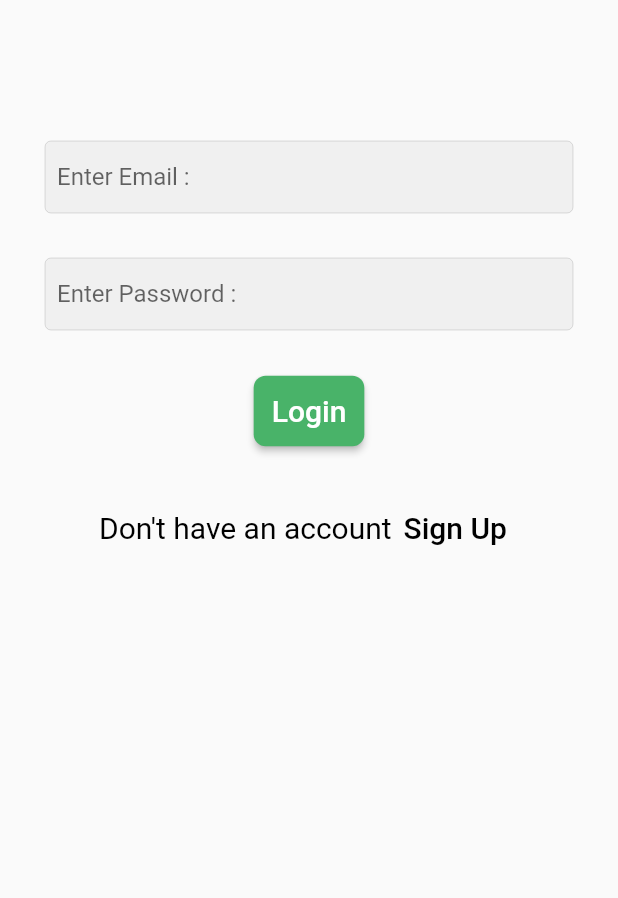
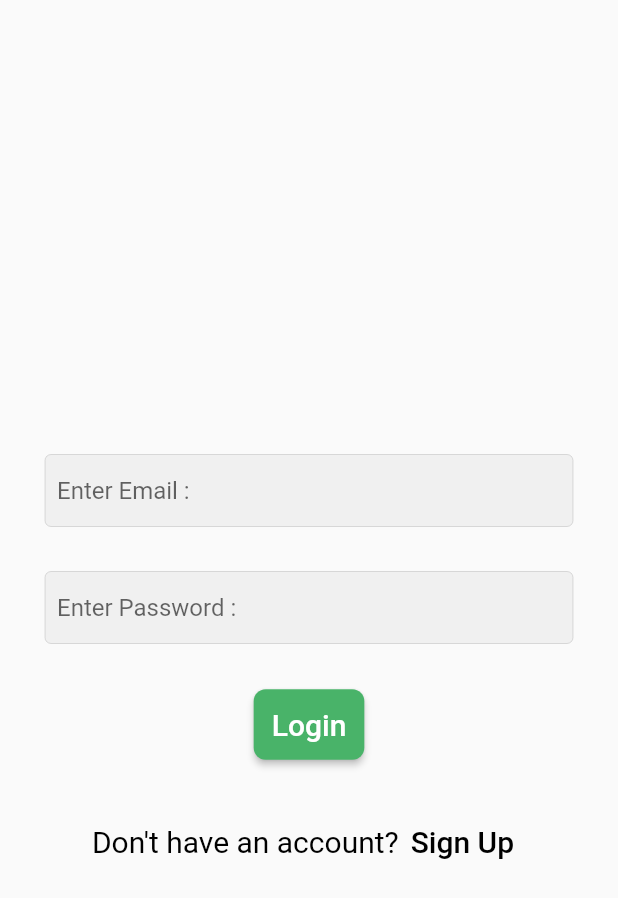
Before and after one commit to Abdallah1Habib/project2_mobile_programming, a Flutter app: the screen it shows after launch, on a phone screen of 412 x 824 dp. Shown: the top 898 px of the screen. Run offline on Flutter 3.47's test engine with Material 2 defaults, Android fonts, the phone set to English and light mode, and no system bars.

Commit message:
centring the entire column using main axis

```diff
--- a/project1/lib/screens/login.dart
+++ b/project1/lib/screens/login.dart
@@ -15,6 +15,7 @@ class loginpage extends StatelessWidget {
       body: Padding(
         padding: const EdgeInsets.all(30.0),
         child: Column(
+          mainAxisAlignment: MainAxisAlignment.center,
           children: [
             SizedBox(
               height: 64,
@@ -48,7 +49,7 @@ class loginpage extends StatelessWidget {
             Row(
               mainAxisAlignment: MainAxisAlignment.center,
               children: [
-                Text("Don't have an account",
+                Text("Don't have an account?",
                     style: TextStyle(color: Colors.black, fontSize: 20)),
                 TextButton(
                     onPressed: () {},
```
